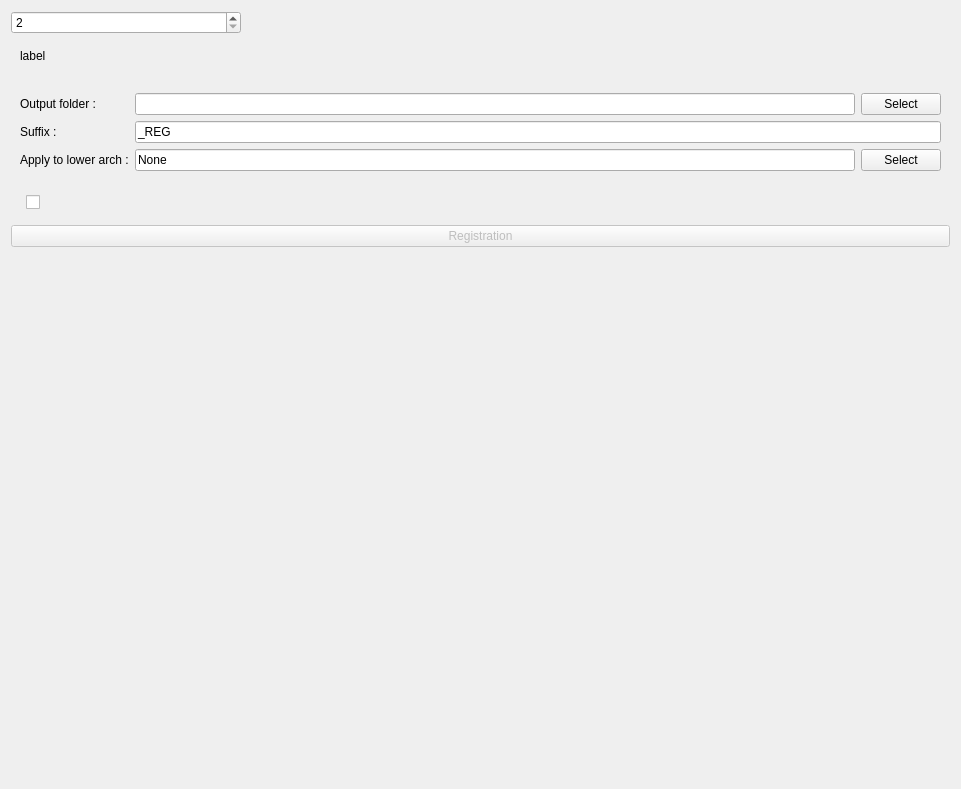
Before: the Qt Designer form FlexReg/Resources/UI/FlexReg.ui in DCBIA-OrthoLab/SlicerAutomatedDentalTools, drawn with Qt 5.
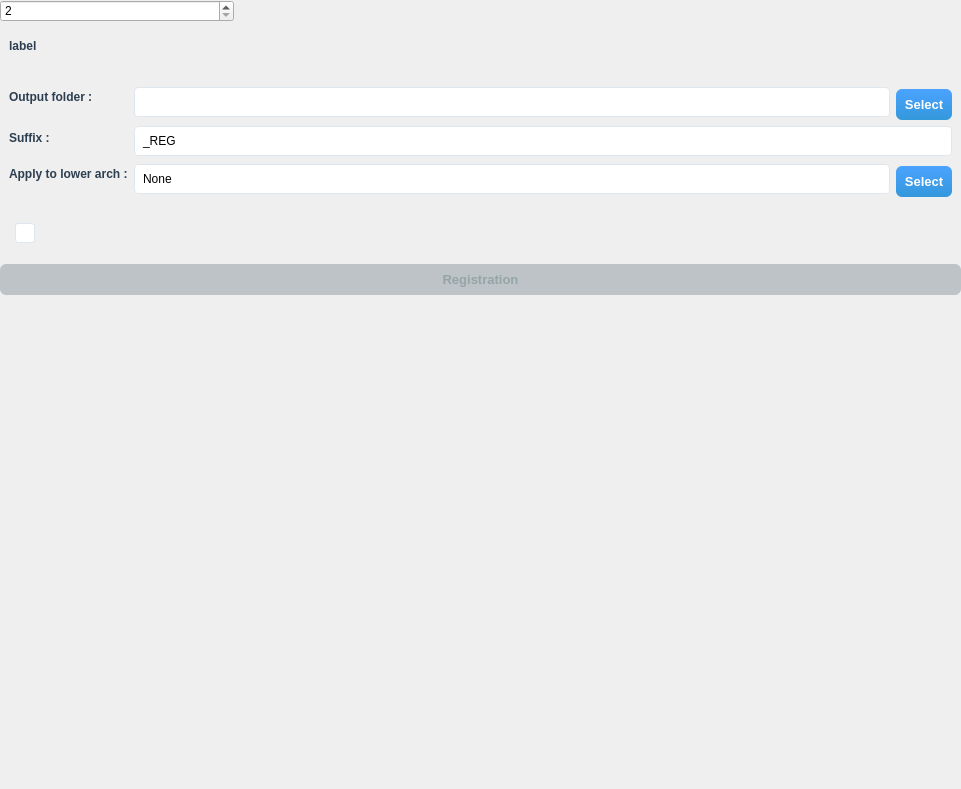
After: the same form once the commit is applied. Custom widgets are drawn as their Qt base class.

The edit to the form file:
```diff
--- a/FlexReg/Resources/UI/FlexReg.ui
+++ b/FlexReg/Resources/UI/FlexReg.ui
@@ -10,7 +10,112 @@
     <height>789</height>
    </rect>
   </property>
+  <property name="styleSheet">
+   <string notr="true">qMRMLWidget {
+  background-color: #f8f9fa;
+}
+ctkCollapsibleButton {
+  background-color: #ffffff;
+  border: 1px solid #e0e6ed;
+  border-radius: 6px;
+  margin-bottom: 8px;
+  font-weight: 600;
+  padding: 6px 10px;
+}
+ctkCollapsibleButton:hover {
+  border: 1px solid #3498db;
+  background-color: #fbfcfd;
+}
+QLineEdit, QTextEdit {
+  background-color: #ffffff;
+  border: 1px solid #e0e6ed;
+  border-radius: 4px;
+  padding: 6px;
+  selection-background-color: #3498db;
+}
+QLineEdit:focus, QTextEdit:focus {
+  border: 2px solid #3498db;
+}
+QComboBox {
+  background-color: #ffffff;
+  border: 1px solid #e0e6ed;
+  border-radius: 4px;
+  padding: 4px 6px;
+}
+QComboBox:focus {
+  border: 2px solid #3498db;
+}
+QComboBox::drop-down {
+  width: 20px;
+  border: none;
+}
+QLabel {
+  color: #2c3e50;
+  font-weight: 500;
+}
+QPushButton {
+  background-color: qlineargradient(x1:0, y1:0, x2:0, y2:1, stop:0 #4ba3ff, stop:1 #3498db);
+  color: white;
+  border: none;
+  border-radius: 6px;
+  font-weight: 600;
+  font-size: 10pt;
+  padding: 8px;
+  margin-top: 4px;
+}
+QPushButton:hover:!pressed {
+  background-color: qlineargradient(x1:0, y1:0, x2:0, y2:1, stop:0 #5cb3ff, stop:1 #2980b9);
+}
+QPushButton:pressed {
+  background-color: qlineargradient(x1:0, y1:0, x2:0, y2:1, stop:0 #2980b9, stop:1 #1f618d);
+}
+QPushButton:disabled {
+  background-color: #bdc3c7;
+  color: #95a5a6;
+}
+QCheckBox {
+  color: #2c3e50;
+  font-weight: 500;
+  spacing: 6px;
+}
+QCheckBox::indicator {
+  width: 18px;
+  height: 18px;
+  border: 1px solid #e0e6ed;
+  border-radius: 3px;
+  background-color: #ffffff;
+}
+QCheckBox::indicator:hover {
+  border: 1px solid #3498db;
+}
+QProgressBar {
+  border: 1px solid #e0e6ed;
+  border-radius: 4px;
+  background-color: #ffffff;
+  padding: 2px;
+}
+QProgressBar::chunk {
+  background-color: #3498db;
+  border-radius: 3px;
+}
+  </string>
+  </property>
   <layout class="QVBoxLayout" name="verticalLayout">
+   <property name="spacing">
+    <number>8</number>
+   </property>
+   <property name="leftMargin">
+    <number>0</number>
+   </property>
+   <property name="topMargin">
+    <number>0</number>
+   </property>
+   <property name="rightMargin">
+    <number>0</number>
+   </property>
+   <property name="bottomMargin">
+    <number>0</number>
+   </property>
    <item>
     <layout class="QGridLayout" name="gridLayout">
      <item row="0" column="0">
```
Left out of the diff: 28 changed lines with no effect on the pictures.
